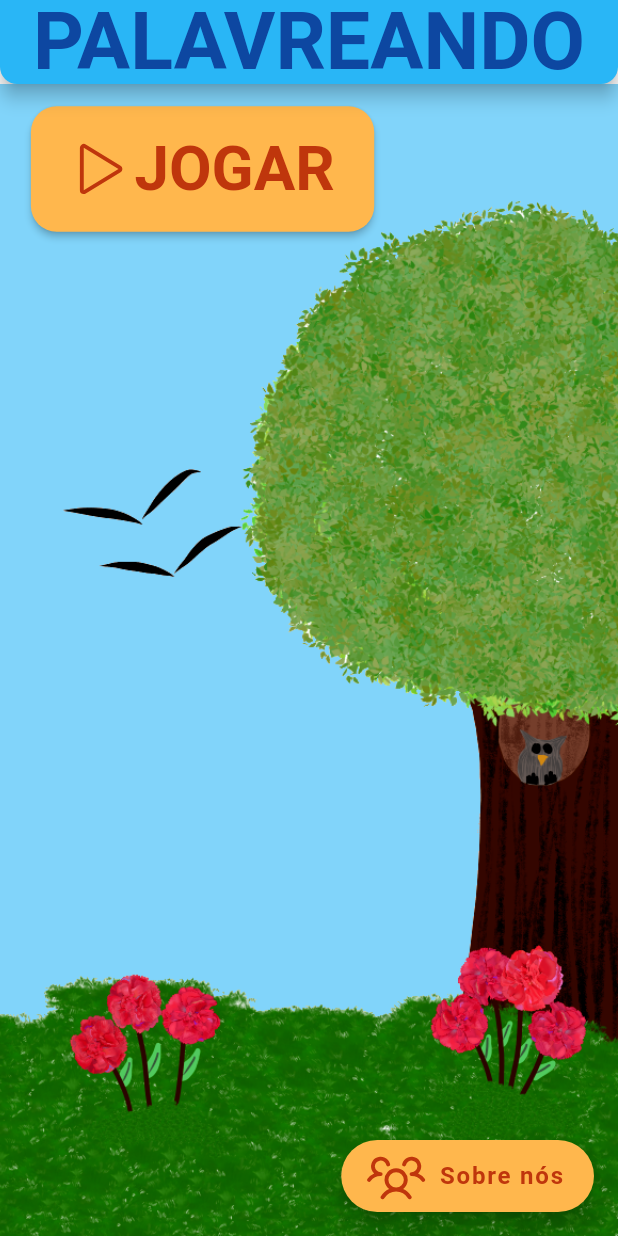
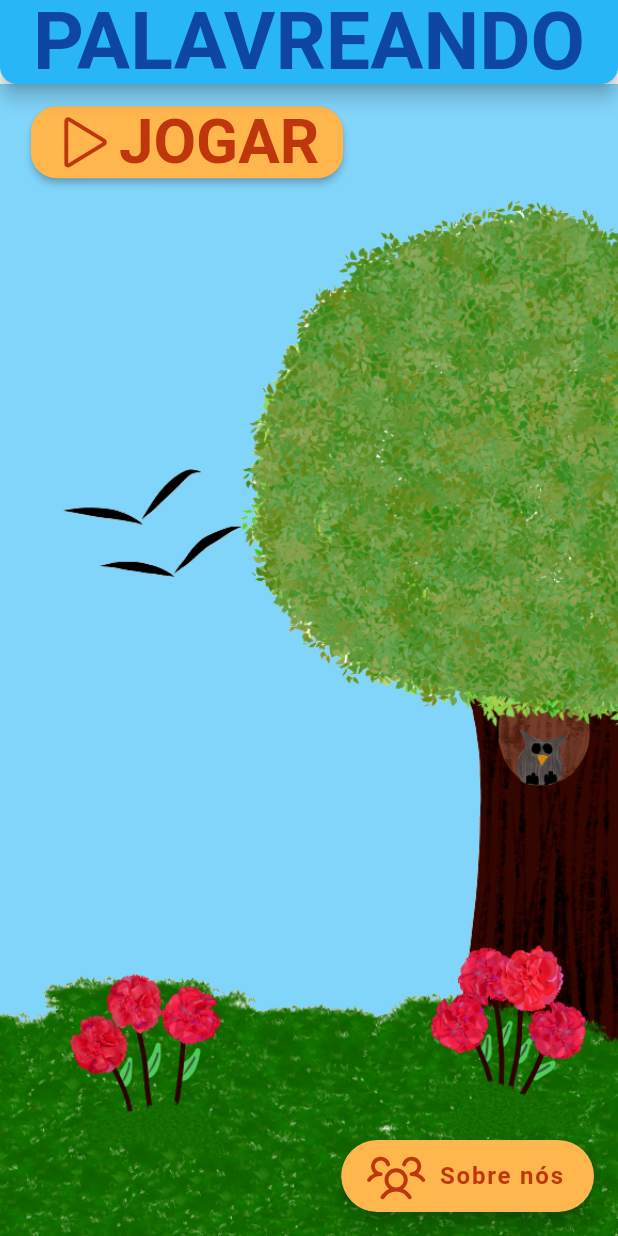
Before and after one commit to henrique-1/Palavreando, a Flutter app: the screen it shows after launch, on a phone screen of 412 x 824 dp. Run offline on Flutter 3.47's test engine with Material 2 defaults, Android fonts, the phone set to English and light mode, and no system bars; our stand-ins replace flutter_screenutil, google_fonts, phosphor_flutter.

Commit message:
Changed App Logo on Android and Display Name. Configured 'Jogar' button on Home.dart to responsible design. Corrected game that the random word on draggable buttons can be equal to the correct word.

```diff
--- a/lib/views/home.dart
+++ b/lib/views/home.dart
@@ -33,8 +33,8 @@ class Home extends StatelessWidget {
       body: Stack(
         children: [
           Container(
-            height: MediaQuery.of(context).size.height,
-            width: MediaQuery.of(context).size.width,
+            height: 1.0.sh,
+            width: 1.0.sw,
             decoration: BoxDecoration(
               //color: Colors.lime.shade200,
               color: Colors.lightBlue[200],
@@ -63,7 +63,9 @@ class Home extends StatelessWidget {
                           textStyle: TextStyle(
                             fontSize: 20.sp,
                           ),
-                          fixedSize: Size(200.w, 70.h),
+                          maximumSize: Size(200.w, 70.h),
+                          //fixedSize: Size(200.w, 70.h),
+                          minimumSize: Size(50.w, 18.h),
                           backgroundColor: Colors.orange[300],
                           shape: RoundedRectangleBorder(
                             borderRadius:
--- a/pubspec.yaml
+++ b/pubspec.yaml
@@ -1,7 +1,7 @@
 name: palavreando
 description: Um jogo infantil feito pelos alunos do Instituto Federal de Educação, Ciência e Tecnologia de São Paulo em parceria com os alunos da UNIFAE.
 publish_to: "none"
-version: 0.1.0
+version: 1.0.1
 
 environment:
   sdk: ">=2.19.4 <3.0.0"
@@ -16,6 +16,7 @@ dependencies:
   google_fonts: ^4.0.3
   fluttertoast: ^8.2.1
   flutter_screenutil: ^5.8.1
+  collection: ^1.17.1
 
 dev_dependencies:
   flutter_test:
```
Also changed, not shown: lib/views/games/games.dart (+8 -0 lines), pubspec.lock, 6 other files.
